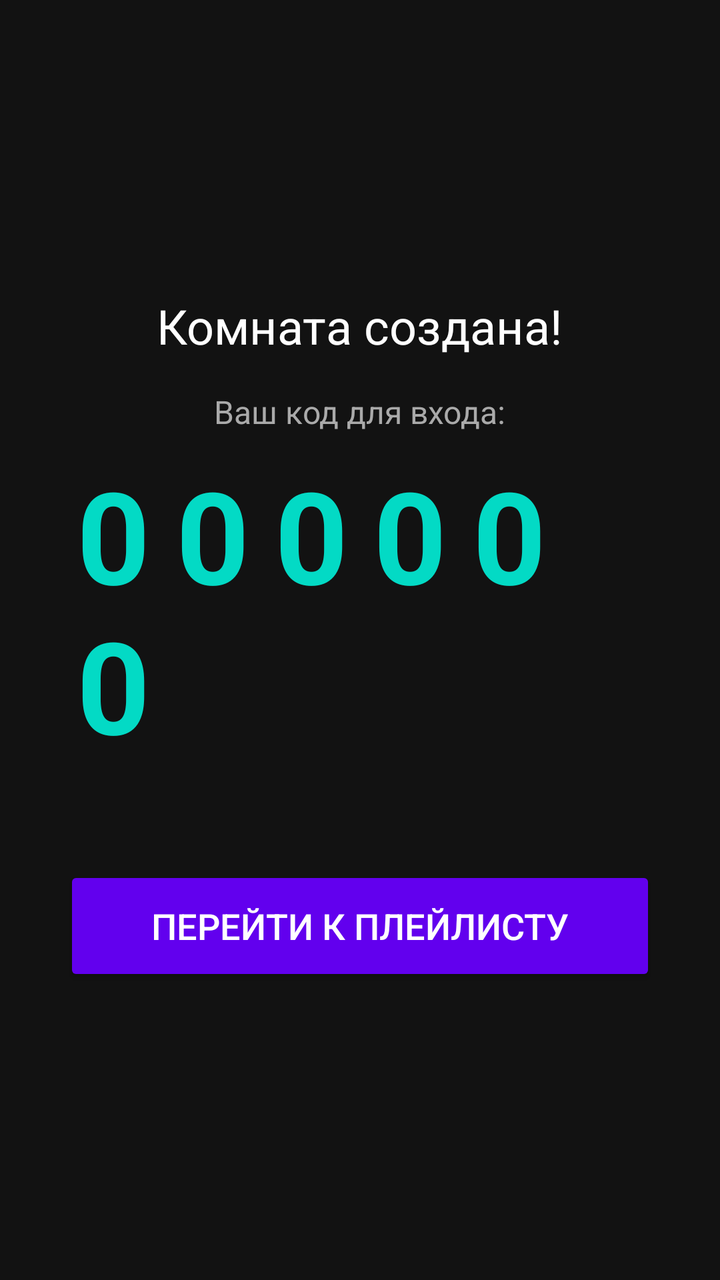
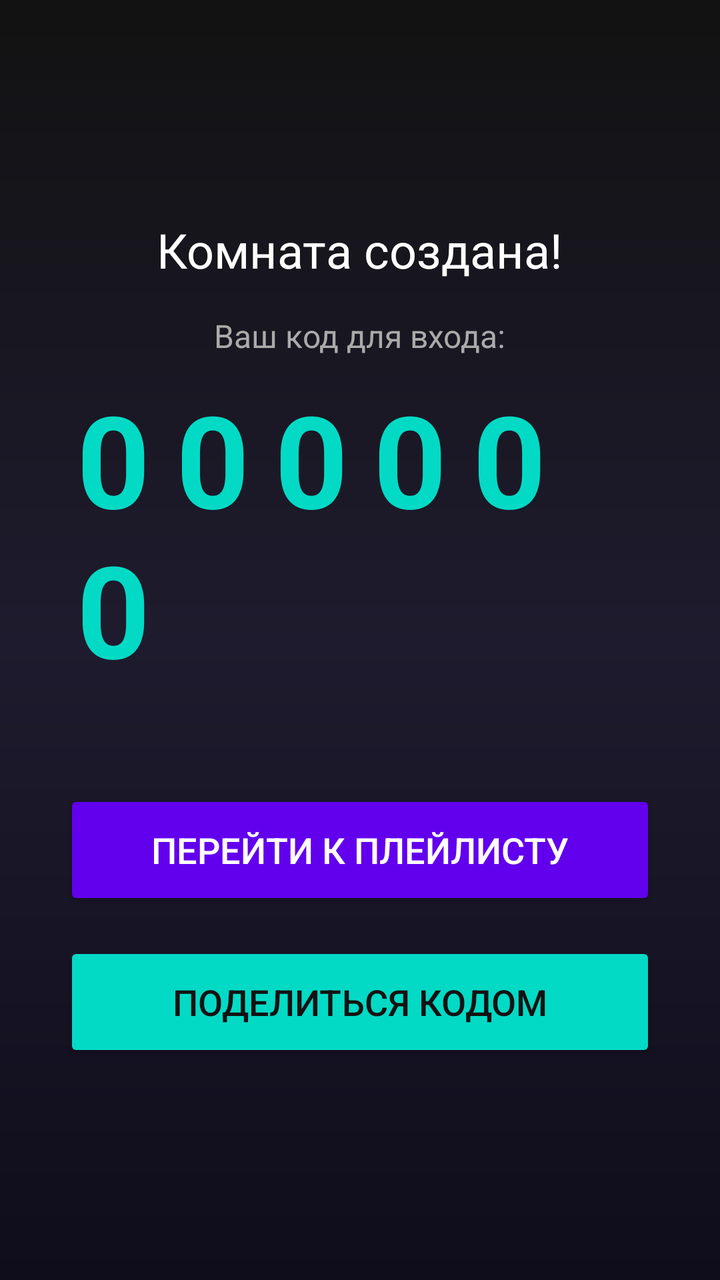

Screens rendered from an Android XML layout before and after an edit, with the pre-edit source and the edit as a unified diff.
<!-- AndroidManifest.xml: application theme Theme.AppCompat.NoActionBar -->
<!-- res/layout/activity_room_code.xml -->
<?xml version="1.0" encoding="utf-8"?>
<LinearLayout xmlns:android="http://schemas.android.com/apk/res/android"
    android:layout_width="match_parent"
    android:layout_height="match_parent"
    android:orientation="vertical"
    android:gravity="center"
    android:padding="32dp"
    android:background="#121212">

    <TextView
        android:layout_width="wrap_content"
        android:layout_height="wrap_content"
        android:text="Комната создана!"
        android:textSize="24sp"
        android:textColor="#FFFFFF"
        android:layout_marginBottom="16dp"/>

    <TextView
        android:layout_width="wrap_content"
        android:layout_height="wrap_content"
        android:text="Ваш код для входа:"
        android:textSize="16sp"
        android:textColor="#AAAAAA"
        android:layout_marginBottom="8dp"/>

    <TextView
        android:id="@+id/tvRoomCode"
        android:layout_width="wrap_content"
        android:layout_height="wrap_content"
        android:text="000000"
        android:textSize="64sp"
        android:textStyle="bold"
        android:textColor="#03DAC5"
        android:letterSpacing="0.2"
        android:layout_marginBottom="48dp"/>

    <Button
        android:id="@+id/btnGoToPlaylist"
        android:layout_width="match_parent"
        android:layout_height="60dp"
        android:text="Перейти к плейлисту"
        android:textSize="18sp"
        android:backgroundTint="#6200EE"
        android:textColor="#FFFFFF"/>

</LinearLayout>
<!-- resources referenced by this layout -->
<resources>
  <style name="Theme.AppCompat.NoActionBar" parent="Theme.AppCompat.Light.NoActionBar">
          <item name="colorPrimary">#6200EE</item>
          <item name="colorPrimaryDark">#3700B3</item>
          <item name="colorAccent">#03DAC5</item>
          <item name="android:windowBackground">#121212</item>
      </style>
</resources>

<!-- the commit's change to res/layout/activity_room_code.xml (unified diff, before → after) -->
@@ -5,7 +5,7 @@
     android:orientation="vertical"
     android:gravity="center"
     android:padding="32dp"
-    android:background="#121212">
+    android:background="@drawable/bg_gradient">
 
     <TextView
         android:layout_width="wrap_content"
@@ -41,6 +41,17 @@
         android:text="Перейти к плейлисту"
         android:textSize="18sp"
         android:backgroundTint="#6200EE"
-        android:textColor="#FFFFFF"/>
+        android:textColor="#FFFFFF"
+        android:layout_marginBottom="16dp"/>
+
+    
+    <Button
+        android:id="@+id/btnShareCode"
+        android:layout_width="match_parent"
+        android:layout_height="60dp"
+        android:text="Поделиться кодом"
+        android:textSize="18sp"
+        android:backgroundTint="#03DAC5"
+        android:textColor="#121212"/>
 
 </LinearLayout>
<!-- resource entries referenced after the edit -->
@@ -1,5 +1,15 @@
 <!-- resources referenced by this layout -->
 <resources>
+  <!-- drawable bg_gradient (drawable) -->
+  <?xml version="1.0" encoding="utf-8"?>
+  <shape xmlns:android="http://schemas.android.com/apk/res/android">
+      <gradient
+          android:angle="270"
+          android:startColor="#121212"
+          android:centerColor="#1E1B2E"
+          android:endColor="#0F0C1B"
+          android:type="linear" />
+  </shape>
   <style name="Theme.AppCompat.NoActionBar" parent="Theme.AppCompat.Light.NoActionBar">
           <item name="colorPrimary">#6200EE</item>
           <item name="colorPrimaryDark">#3700B3</item>
